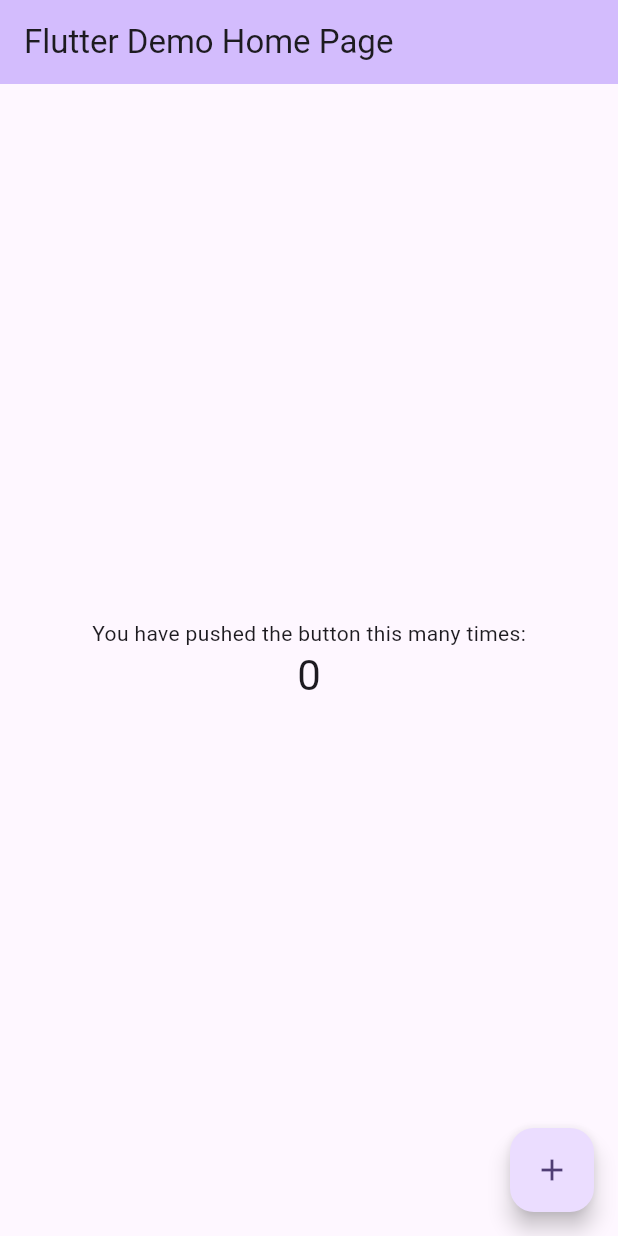
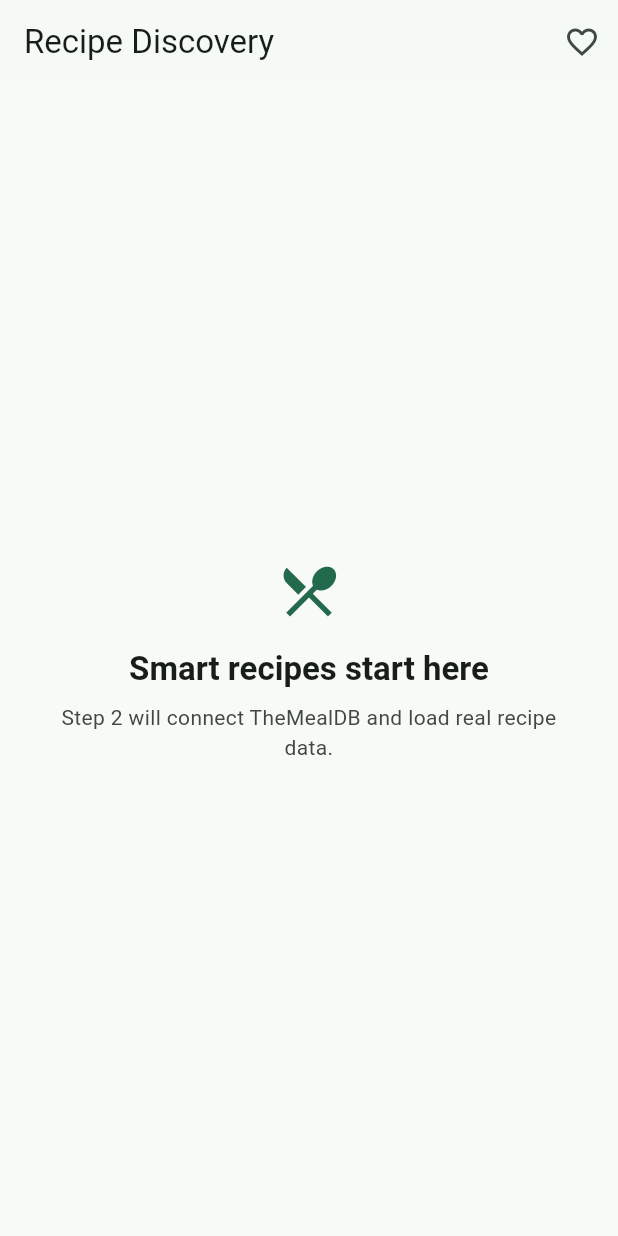
Before and after one commit to jayashreejjena/Context-Aware-Recipe-Discovery, a Flutter app: the screen it shows after launch, on a phone screen of 412 x 824 dp. Run offline on Flutter 3.47's test engine with Material 3 defaults, Android fonts, the phone set to English and light mode, and no system bars; our stand-ins replace flutter_riverpod, go_router.

Commit message:
Set up the Flutter project foundation with Riverpod, GoRouter, required dependencies, feature-first folders, app theme, and starter routes

```diff
--- /dev/null
+++ b/lib/core/constants/app_constants.dart
@@ -0,0 +1,6 @@
+class AppConstants {
+  const AppConstants._();
+
+  static const appName = 'Recipe Discovery';
+  static const theMealDbBaseUrl = 'https://www.themealdb.com/api/json/v1/1';
+}
--- /dev/null
+++ b/lib/core/services/app.dart
@@ -0,0 +1,22 @@
+import 'package:flutter/material.dart';
+import 'package:flutter_riverpod/flutter_riverpod.dart';
+
+import '../constants/app_constants.dart';
+import 'app_router.dart';
+import 'app_theme.dart';
+
+class RecipeDiscoveryApp extends ConsumerWidget {
+  const RecipeDiscoveryApp({super.key});
+
+  @override
+  Widget build(BuildContext context, WidgetRef ref) {
+    final router = ref.watch(appRouterProvider);
+
+    return MaterialApp.router(
+      title: AppConstants.appName,
+      debugShowCheckedModeBanner: false,
+      theme: AppTheme.light,
+      routerConfig: router,
+    );
+  }
+}
--- /dev/null
+++ b/lib/core/services/app_router.dart
@@ -0,0 +1,44 @@
+import 'package:flutter_riverpod/flutter_riverpod.dart';
+import 'package:go_router/go_router.dart';
+
+import '../../features/favorites/favorites_screen.dart';
+import '../../features/location/location_screen.dart';
+import '../../features/notifications/notifications_screen.dart';
+import '../../features/recipes/screens/home_screen.dart';
+import '../../features/recipes/screens/recipe_details_placeholder_screen.dart';
+
+final appRouterProvider = Provider<GoRouter>((ref) {
+  return GoRouter(
+    initialLocation: HomeScreen.routePath,
+    routes: [
+      GoRoute(
+        path: HomeScreen.routePath,
+        name: HomeScreen.routeName,
+        builder: (context, state) => const HomeScreen(),
+      ),
+      GoRoute(
+        path: RecipeDetailsPlaceholderScreen.routePath,
+        name: RecipeDetailsPlaceholderScreen.routeName,
+        builder: (context, state) {
+          final recipeId = state.pathParameters['id']!;
+          return RecipeDetailsPlaceholderScreen(recipeId: recipeId);
+        },
+      ),
+      GoRoute(
+        path: FavoritesScreen.routePath,
+        name: FavoritesScreen.routeName,
+        builder: (context, state) => const FavoritesScreen(),
+      ),
+      GoRoute(
+        path: NotificationsScreen.routePath,
+        name: NotificationsScreen.routeName,
+        builder: (context, state) => const NotificationsScreen(),
+      ),
+      GoRoute(
+        path: LocationScreen.routePath,
+        name: LocationScreen.routeName,
+        builder: (context, state) => const LocationScreen(),
+      ),
+    ],
+  );
+});
--- /dev/null
+++ b/lib/core/services/app_theme.dart
@@ -0,0 +1,35 @@
+import 'package:flutter/material.dart';
+
+class AppTheme {
+  const AppTheme._();
+
+  static ThemeData get light {
+    const seedColor = Color(0xFF2F6B4F);
+
+    return ThemeData(
+      useMaterial3: true,
+      colorScheme: ColorScheme.fromSeed(seedColor: seedColor),
+      scaffoldBackgroundColor: const Color(0xFFF8FAF7),
+      appBarTheme: const AppBarTheme(
+        centerTitle: false,
+        elevation: 0,
+        scrolledUnderElevation: 0,
+      ),
+      cardTheme: const CardThemeData(
+        elevation: 0,
+        margin: EdgeInsets.zero,
+        shape: RoundedRectangleBorder(
+          borderRadius: BorderRadius.all(Radius.circular(8)),
+        ),
+      ),
+      inputDecorationTheme: InputDecorationTheme(
+        filled: true,
+        fillColor: Colors.white,
+        border: OutlineInputBorder(
+          borderRadius: BorderRadius.circular(8),
+          borderSide: BorderSide.none,
+        ),
+      ),
+    );
+  }
+}
--- /dev/null
+++ b/lib/core/widgets/app_placeholder.dart
@@ -0,0 +1,48 @@
+import 'package:flutter/material.dart';
+
+class AppPlaceholder extends StatelessWidget {
+  const AppPlaceholder({
+    required this.icon,
+    required this.title,
+    required this.message,
+    super.key,
+  });
+
+  final IconData icon;
+  final String title;
+  final String message;
+
+  @override
+  Widget build(BuildContext context) {
+    final textTheme = Theme.of(context).textTheme;
+    final colorScheme = Theme.of(context).colorScheme;
+
+    return Center(
+      child: Padding(
+        padding: const EdgeInsets.all(24),
+        child: Column(
+          mainAxisSize: MainAxisSize.min,
+          children: [
+            Icon(icon, size: 44, color: colorScheme.primary),
+            const SizedBox(height: 16),
+            Text(
+              title,
+              textAlign: TextAlign.center,
+              style: textTheme.titleLarge?.copyWith(
+                fontWeight: FontWeight.w700,
+              ),
+            ),
+            const SizedBox(height: 8),
+            Text(
+              message,
+              textAlign: TextAlign.center,
+              style: textTheme.bodyMedium?.copyWith(
+                color: colorScheme.onSurfaceVariant,
+              ),
+            ),
+          ],
+        ),
+      ),
+    );
+  }
+}
--- /dev/null
+++ b/lib/features/recipes/screens/home_screen.dart
@@ -0,0 +1,33 @@
+import 'package:flutter/material.dart';
+import 'package:go_router/go_router.dart';
+
+import '../../../core/widgets/app_placeholder.dart';
+import '../../favorites/favorites_screen.dart';
+
+class HomeScreen extends StatelessWidget {
+  const HomeScreen({super.key});
+
+  static const routeName = 'home';
+  static const routePath = '/';
+
+  @override
+  Widget build(BuildContext context) {
+    return Scaffold(
+      appBar: AppBar(
+        title: const Text('Recipe Discovery'),
+        actions: [
+          IconButton(
+            tooltip: 'Favorites',
+            onPressed: () => context.pushNamed(FavoritesScreen.routeName),
+            icon: const Icon(Icons.favorite_border),
+          ),
+        ],
+      ),
+      body: const AppPlaceholder(
+        icon: Icons.restaurant_menu,
+        title: 'Smart recipes start here',
+        message: 'Step 2 will connect TheMealDB and load real recipe data.',
+      ),
+    );
+  }
+}
--- /dev/null
+++ b/lib/features/recipes/screens/recipe_details_placeholder_screen.dart
@@ -0,0 +1,24 @@
+import 'package:flutter/material.dart';
+
+import '../../../core/widgets/app_placeholder.dart';
+
+class RecipeDetailsPlaceholderScreen extends StatelessWidget {
+  const RecipeDetailsPlaceholderScreen({required this.recipeId, super.key});
+
+  static const routeName = 'recipe-details';
+  static const routePath = '/recipes/:id';
+
+  final String recipeId;
+
+  @override
+  Widget build(BuildContext context) {
+    return Scaffold(
+      appBar: AppBar(title: const Text('Recipe Details')),
+      body: AppPlaceholder(
+        icon: Icons.receipt_long,
+        title: 'Recipe $recipeId',
+        message: 'Step 4 will replace this with the production details screen.',
+      ),
+    );
+  }
+}
--- a/lib/main.dart
+++ b/lib/main.dart
@@ -1,122 +1,8 @@
 import 'package:flutter/material.dart';
+import 'package:flutter_riverpod/flutter_riverpod.dart';
+
+import 'core/services/app.dart';
 
 void main() {
-  runApp(const MyApp());
+  runApp(const ProviderScope(child: RecipeDiscoveryApp()));
 }
-
-class MyApp extends StatelessWidget {
-  const MyApp({super.key});
-
-  // This widget is the root of your application.
-  @override
-  Widget build(BuildContext context) {
-    return MaterialApp(
-      title: 'Flutter Demo',
-      theme: ThemeData(
-        // This is the theme of your application.
-        //
-        // TRY THIS: Try running your application with "flutter run". You'll see
-        // the application has a purple toolbar. Then, without quitting the app,
-        // try changing the seedColor in the colorScheme below to Colors.green
-        // and then invoke "hot reload" (save your changes or press the "hot
-        // reload" button in a Flutter-supported IDE, or press "r" if you used
-        // the command line to start the app).
-        //
-        // Notice that the counter didn't reset back to zero; the application
-        // state is not lost during the reload. To reset the state, use hot
-        // restart instead.
-        //
-        // This works for code too, not just values: Most code changes can be
-        // tested with just a hot reload.
-        colorScheme: .fromSeed(seedColor: Colors.deepPurple),
-      ),
-      home: const MyHomePage(title: 'Flutter Demo Home Page'),
-    );
-  }
-}
-
-class MyHomePage extends StatefulWidget {
-  const MyHomePage({super.key, required this.title});
-
-  // This widget is the home page of your application. It is stateful, meaning
-  // that it has a State object (defined below) that contains fields that affect
-  // how it looks.
-
-  // This class is the configuration for the state. It holds the values (in this
-  // case the title) provided by the parent (in this case the App widget) and
-  // used by the build method of the State. Fields in a Widget subclass are
-  // always marked "final".
-
-  final String title;
-
-  @override
-  State<MyHomePage> createState() => _MyHomePageState();
-}
-
-class _MyHomePageState extends State<MyHomePage> {
-  int _counter = 0;
-
-  void _incrementCounter() {
-    setState(() {
-      // This call to setState tells the Flutter framework that something has
-      // changed in this State, which causes it to rerun the build method below
-      // so that the display can reflect the updated values. If we changed
-      // _counter without calling setState(), then the build method would not be
-      // called again, and so nothing would appear to happen.
-      _counter++;
-    });
-  }
-
-  @override
-  Widget build(BuildContext context) {
-    // This method is rerun every time setState is called, for instance as done
-    // by the _incrementCounter method above.
-    //
-    // The Flutter framework has been optimized to make rerunning build methods
-    // fast, so that you can just rebuild anything that needs updating rather
-    // than having to individually change instances of widgets.
-    return Scaffold(
-      appBar: AppBar(
-        // TRY THIS: Try changing the color here to a specific color (to
-        // Colors.amber, perhaps?) and trigger a hot reload to see the AppBar
-        // change color while the other colors stay the same.
-        backgroundColor: Theme.of(context).colorScheme.inversePrimary,
-        // Here we take the value from the MyHomePage object that was created by
-        // the App.build method, and use it to set our appbar title.
-        title: Text(widget.title),
-      ),
-      body: Center(
-        // Center is a layout widget. It takes a single child and positions it
-        // in the middle of the parent.
-        child: Column(
-          // Column is also a layout widget. It takes a list of children and
-          // arranges them vertically. By default, it sizes itself to fit its
-          // children horizontally, and tries to be as tall as its parent.
-          //
-          // Column has various properties to control how it sizes itself and
-          // how it positions its children. Here we use mainAxisAlignment to
-          // center the children vertically; the main axis here is the vertical
-          // axis because Columns are vertical (the cross axis would be
-          // horizontal).
-          //
-          // TRY THIS: Invoke "debug painting" (choose the "Toggle Debug Paint"
-          // action in the IDE, or press "p" in the console), to see the
-          // wireframe for each widget.
-          mainAxisAlignment: .center,
-          children: [
-            const Text('You have pushed the button this many times:'),
-            Text(
-              '$_counter',
-              style: Theme.of(context).textTheme.headlineMedium,
-            ),
-          ],
-        ),
-      ),
-      floatingActionButton: FloatingActionButton(
-        onPressed: _incrementCounter,
-        tooltip: 'Increment',
-        child: const Icon(Icons.add),
-      ),
-    );
-  }
-}
```
Also changed, not shown: lib/features/favorites/favorites_screen.dart (added, +34 -0 lines), lib/features/location/location_screen.dart (added, +21 -0 lines), lib/features/notifications/notifications_screen.dart (added, +21 -0 lines), 1 other file.
